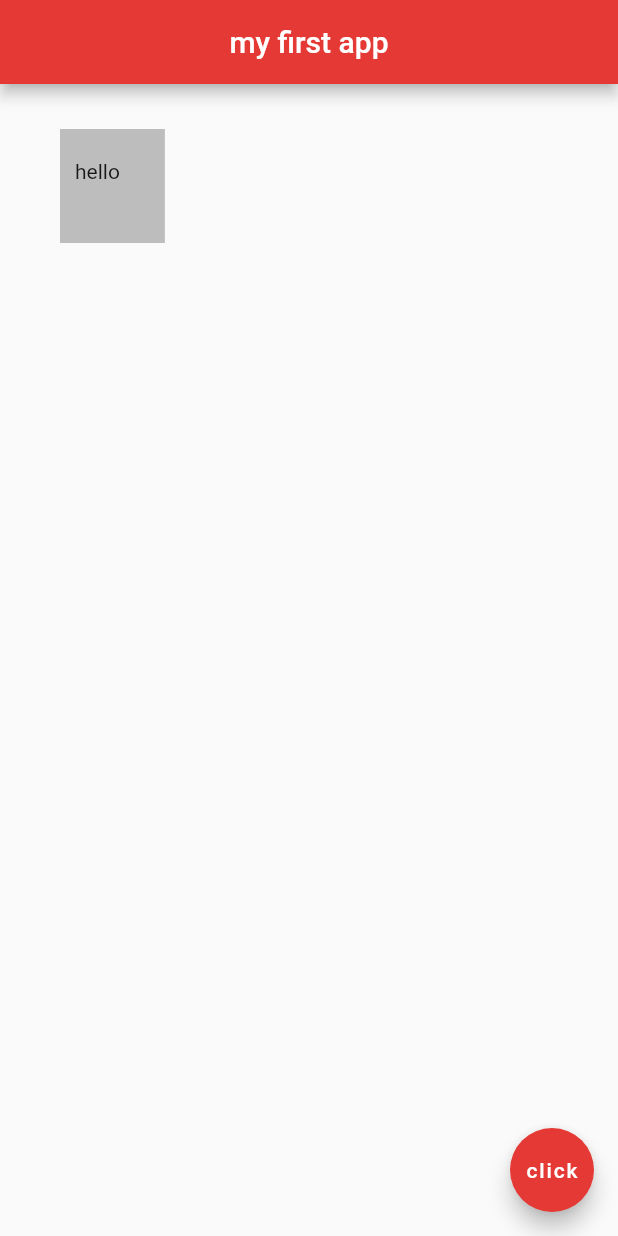
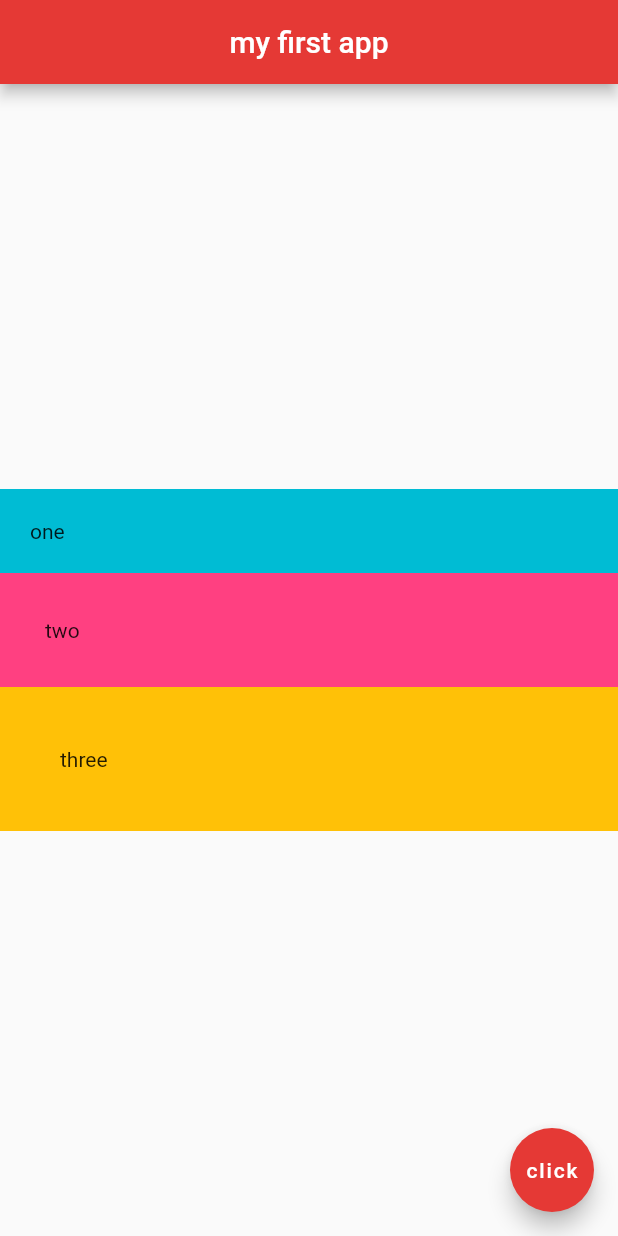
Before and after one commit to DylanMsK/Flutter-Tutorial, a Flutter app: the screen it shows after launch, on a phone screen of 412 x 824 dp. Run offline on Flutter 3.47's test engine with Material 2 defaults, Android fonts, the phone set to English and light mode, and no system bars.

Commit message:
practice Row and Column Widget

```diff
--- a/lib/main.dart
+++ b/lib/main.dart
@@ -13,11 +13,26 @@ class Home extends StatelessWidget {
         centerTitle: true,
         backgroundColor: Colors.red[600],
       ),
-      body: Container(
-        padding: EdgeInsets.fromLTRB(10, 20, 30, 40),
-        margin: EdgeInsets.fromLTRB(40, 30, 20, 41),
-        color: Colors.grey[400],
-        child: Text("hello"),
+      body: Column(
+        mainAxisAlignment: MainAxisAlignment.center,
+        crossAxisAlignment: CrossAxisAlignment.stretch,
+        children: <Widget>[
+          Container(
+            padding: EdgeInsets.all(20),
+            color: Colors.cyan,
+            child: Text("one"),
+          ),
+          Container(
+            padding: EdgeInsets.all(30),
+            color: Colors.pinkAccent,
+            child: Text("two"),
+          ),
+          Container(
+            padding: EdgeInsets.all(40),
+            color: Colors.amber,
+            child: Text("three"),
+          ),
+        ],
       ),
       floatingActionButton: FloatingActionButton(
         onPressed: () {},
```
